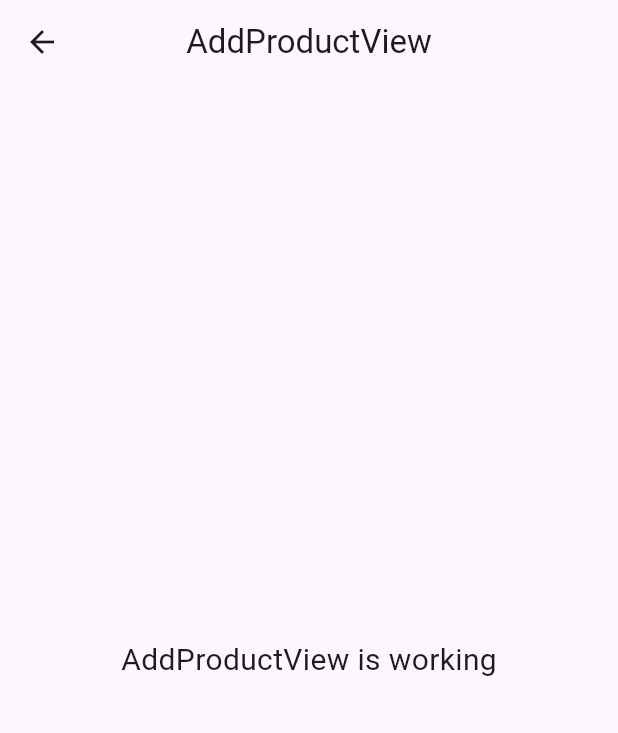
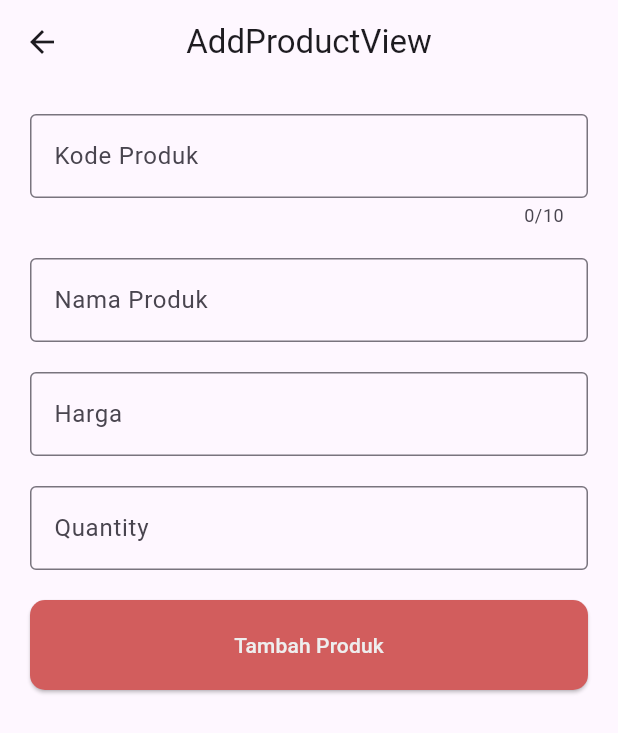
Before and after one commit to bayuhusada/InventoryQrCode, a Flutter app: the AddProductView screen opened by its route, on a phone screen of 412 x 824 dp. Shown: the top 733 px of the screen. Run offline on Flutter 3.47's test engine with Material 3 defaults, Android fonts, the light colour scheme and no system bars; our stand-ins replace firebase_auth, firebase_core, get; accounts and stored records are empty; generated files the repository leaves out were written again; network calls fail.

Commit message:
Implement Firebase authentication and logout functionality; enhance AddProductView with input fields and formatting

```diff
--- a/lib/app/modules/add_product/controllers/add_product_controller.dart
+++ b/lib/app/modules/add_product/controllers/add_product_controller.dart
@@ -1,23 +1,36 @@
+import 'package:flutter/services.dart';
+import 'package:flutter/widgets.dart';
 import 'package:get/get.dart';
+import 'package:intl/intl.dart';
 
 class AddProductController extends GetxController {
-  //TODO: Implement AddProductController
+final TextEditingController codeC = TextEditingController();
+final TextEditingController nameC = TextEditingController();
+final TextEditingController prizeC = TextEditingController();
+final TextEditingController qtyC = TextEditingController();
 
-  final count = 0.obs;
+RxBool isLoading = false.obs;
+
+}
+class CurrencyFormatter extends TextInputFormatter {
   @override
-  void onInit() {
-    super.onInit();
+  TextEditingValue formatEditUpdate(
+    TextEditingValue oldValue,
+    TextEditingValue newValue,
+  ) {
+    // Hilangkan semua karakter non-angka
+    String newText = newValue.text.replaceAll(RegExp(r'[^0-9]'), '');
+
+    if (newText.isEmpty) {
+      return newValue.copyWith(text: '');
+    }
+
+    // Format jadi ribuan (2.000.000)
+    final formatted = NumberFormat.decimalPattern('id').format(int.parse(newText));
+
+    return TextEditingValue(
+      text: formatted,
+      selection: TextSelection.collapsed(offset: formatted.length),
+    );
   }
-
-  @override
-  void onReady() {
-    super.onReady();
-  }
-
-  @override
-  void onClose() {
-    super.onClose();
-  }
-
-  void increment() => count.value++;
 }
--- a/lib/app/modules/add_product/views/add_product_view.dart
+++ b/lib/app/modules/add_product/views/add_product_view.dart
@@ -1,6 +1,7 @@
 import 'package:flutter/material.dart';
 
 import 'package:get/get.dart';
+import 'package:inventory_qr_code/app/constant/colors.dart';
 
 import '../controllers/add_product_controller.dart';
 
@@ -13,11 +14,78 @@ class AddProductView extends GetView<AddProductController> {
         title: const Text('AddProductView'),
         centerTitle: true,
       ),
-      body: const Center(
-        child: Text(
-          'AddProductView is working',
-          style: TextStyle(fontSize: 20),
-        ),
+      body: ListView(
+        padding: EdgeInsets.all(20),
+        children: [
+          TextField(
+            autocorrect: false,
+            controller: controller.codeC,
+            keyboardType: TextInputType.number,
+            maxLength: 10,
+            decoration: InputDecoration(
+              labelText: 'Kode Produk',
+              border: OutlineInputBorder(),
+            ),
+          ),
+          SizedBox(height: 20,),
+            TextField(
+            autocorrect: false,
+            controller: controller.nameC,
+            keyboardType: TextInputType.text,
+            decoration: InputDecoration(
+              labelText: 'Nama Produk',
+              border: OutlineInputBorder(),
+            ),
+          ),
+          SizedBox(height: 20,),
+            TextField(
+              inputFormatters: [
+                CurrencyFormatter()
+              ],
+            autocorrect: false,
+            controller: controller.prizeC,
+            keyboardType: TextInputType.number,
+            decoration: InputDecoration(
+              labelText: 'Harga',
+            prefixText: 'Rp.',
+              border: OutlineInputBorder(),
+            ),
+          ),
+           SizedBox(height: 20,),
+            TextField(
+            autocorrect: false,
+            controller: controller.qtyC,
+            keyboardType: TextInputType.number,
+            decoration: InputDecoration(
+              labelText: 'Quantity',
+              border: OutlineInputBorder(),
+            ),
+          ),
+          SizedBox(height: 20,),
+          ElevatedButton(
+                style: ElevatedButton.styleFrom(
+                  backgroundColor: redColor,
+                  padding: const EdgeInsets.symmetric(vertical: 20),
+                  shape: RoundedRectangleBorder(
+                    borderRadius: BorderRadiusGeometry.circular(10),
+                  ),
+                ),
+                onPressed: () async {
+                  // if (controller.isLoading.isFalse) {
+                  //   controller.isLoading(true);
+                  //   // Map<String, dynamic>  hasil = await authC.login(controller.emailC.text, controller.passwordC.text);
+                  //   controller.isLoading(false);
+
+                  // }
+                },
+                child: Obx(
+                  () => Text(
+                    controller.isLoading.isFalse ?'Tambah Produk' : 'Loading...',
+                    style: TextStyle(color: greyColor),
+                  ),
+                ),
+              ),
+        ],
       ),
     );
   }
--- a/lib/app/modules/login/controllers/login_controller.dart
+++ b/lib/app/modules/login/controllers/login_controller.dart
@@ -8,7 +8,6 @@ class LoginController extends GetxController {
   final TextEditingController passwordC = TextEditingController(
     text: 'admin123'
   );
-
   RxBool isHidden = true.obs;
   RxBool isLoading = false.obs;
 }
--- a/lib/app/modules/login/views/login_view.dart
+++ b/lib/app/modules/login/views/login_view.dart
@@ -10,6 +10,7 @@ import '../controllers/login_controller.dart';
 
 class LoginView extends GetView<LoginController> {
   LoginView({super.key});
+
 
   final AuthController authC = Get.find<AuthController>();
 
@@ -80,8 +81,8 @@ class LoginView extends GetView<LoginController> {
                     Map<String, dynamic>  hasil = await authC.login(controller.emailC.text, controller.passwordC.text);
                     controller.isLoading(false);
 
-                    if( hasil['error' == true] ?? false){
-                      Get.snackbar('Error', hasil['message']);
+                    if( hasil['error'] == true){
+                      Get.snackbar('Error', hasil['messages']);
                     }else {
                       Get.offAllNamed(Routes.HOME);
                     }
--- a/lib/app/routes/app_pages.dart
+++ b/lib/app/routes/app_pages.dart
@@ -21,7 +21,7 @@ class AppPages {
   static final routes = [
     GetPage(
       name: _Paths.HOME,
-      page: () => const HomeView(),
+      page: () => HomeView(),
       binding: HomeBinding(),
     ),
     GetPage(
--- a/lib/main.dart
+++ b/lib/main.dart
@@ -30,9 +30,7 @@ class MyApp extends StatelessWidget {
     return StreamBuilder<User?>(
       stream: auth.authStateChanges(),
       builder: (context, snapAuth) {
-        if (snapAuth.connectionState == ConnectionState.waiting) {
-          return const LoadingPage();
-        }
+        if (snapAuth.connectionState == ConnectionState.waiting) return const LoadingPage();
         return GetMaterialApp(
           debugShowCheckedModeBanner: false,
           title: "Inventory",
```
Also changed, not shown: lib/app/controllers/auth_controller.dart (+26 -3 lines), lib/app/modules/home/views/home_view.dart (+94 -6 lines), pubspec.yaml (+2 -6 lines), pubspec.lock, 3 other files.
